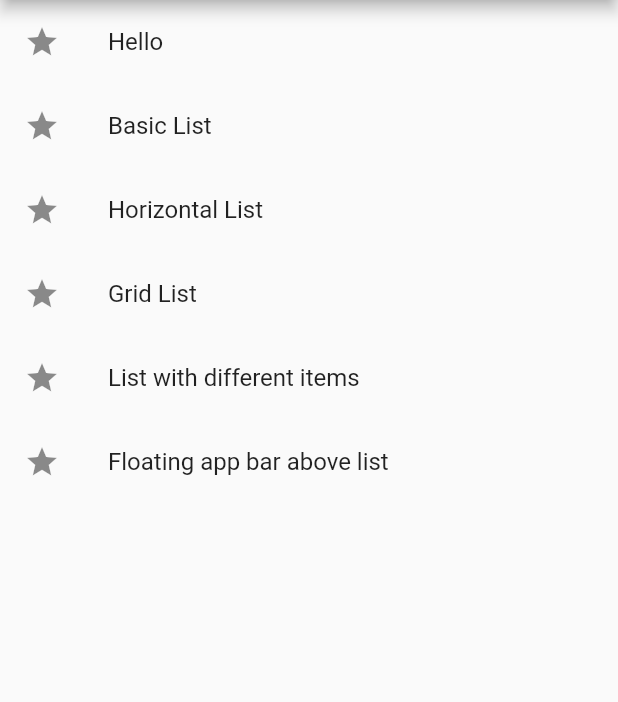
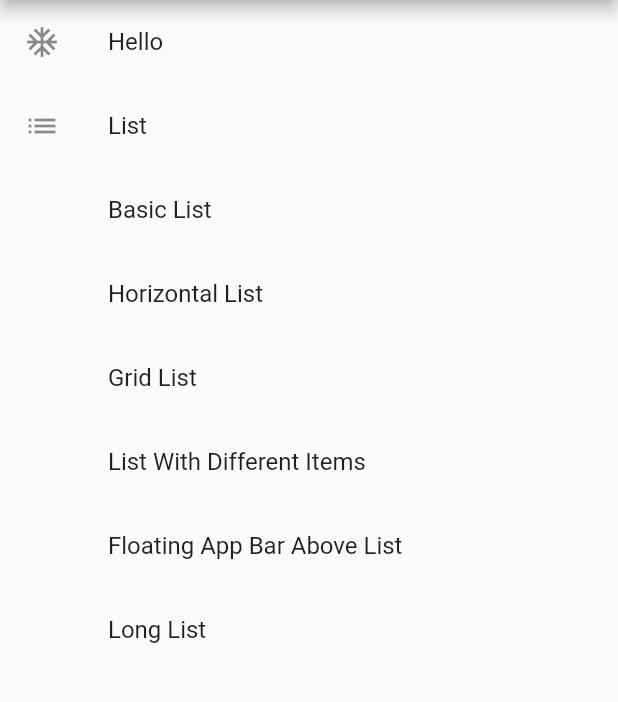
Before and after one commit to imranpollob/flutter-cookbook, a Flutter app: the screen it shows after launch, on a phone screen of 412 x 824 dp, the part 84-786 px from its top. Run offline on Flutter 3.47's test engine with Material 2 defaults, Android fonts, the phone set to English and light mode, and no system bars.

Commit message:
list complete

```diff
--- a/lib/FloatingBarAboveList.dart
+++ b/lib/FloatingBarAboveList.dart
@@ -7,7 +7,7 @@ class FloatingBarAboveList extends StatelessWidget {
       body: CustomScrollView(
         slivers: <Widget>[
           SliverAppBar(
-            title: Text('Floating App  Bar'),
+            title: Text('Floating App Bar Above List'),
             expandedHeight: 150,
             floating: true,
             flexibleSpace: Center(
--- a/lib/GridList.dart
+++ b/lib/GridList.dart
@@ -5,7 +5,7 @@ class GridList extends StatelessWidget {
   Widget build(BuildContext context) {
     return Scaffold(
         appBar: AppBar(
-          title: Text('Hello'),
+          title: Text('Grid List'),
         ),
         body: GridView.count(
           crossAxisCount: 2,
--- a/lib/ListWithDifferentItems.dart
+++ b/lib/ListWithDifferentItems.dart
@@ -12,7 +12,7 @@ class ListWithDifferentItems extends StatelessWidget {
   Widget build(BuildContext context) {
     return Scaffold(
       appBar: AppBar(
-        title: Text('Hello'),
+        title: Text('List With Different Items'),
       ),
       body: ListView.builder(
         itemCount: items.length,
--- a/lib/main.dart
+++ b/lib/main.dart
@@ -3,6 +3,7 @@ import 'package:cookbook/FloatingBarAboveList.dart';
 import 'package:cookbook/GridList.dart';
 import 'package:cookbook/HorizonytalList.dart';
 import 'package:cookbook/ListWithDifferentItems.dart';
+import 'package:cookbook/LongList.dart';
 import 'package:flutter/material.dart';
 import './Hello.dart';
 
@@ -24,7 +25,7 @@ class MyApp extends StatelessWidget {
       body: ListView(
         children: <Widget>[
           ListTile(
-            leading: Icon(Icons.star),
+            leading: Icon(Icons.ac_unit),
             title: Text('Hello'),
             onTap: () {
               Navigator.push(
@@ -34,7 +35,11 @@ class MyApp extends StatelessWidget {
             },
           ),
           ListTile(
-            leading: Icon(Icons.star),
+            leading: Icon(Icons.list),
+            title: Text('List'),
+          ),
+          ListTile(
+            leading: Text(''),
             title: Text('Basic List'),
             onTap: () {
               Navigator.push(
@@ -44,7 +49,7 @@ class MyApp extends StatelessWidget {
             },
           ),
           ListTile(
-            leading: Icon(Icons.star),
+            leading: Text(''),
             title: Text('Horizontal List'),
             onTap: () {
               Navigator.push(
@@ -54,7 +59,7 @@ class MyApp extends StatelessWidget {
             },
           ),
           ListTile(
-            leading: Icon(Icons.star),
+            leading: Text(''),
             title: Text('Grid List'),
             onTap: () {
               Navigator.push(
@@ -64,8 +69,8 @@ class MyApp extends StatelessWidget {
             },
           ),
           ListTile(
-            leading: Icon(Icons.star),
-            title: Text('List with different items'),
+            leading: Text(''),
+            title: Text('List With Different Items'),
             onTap: () {
               Navigator.push(
                 context,
@@ -75,12 +80,22 @@ class MyApp extends StatelessWidget {
             },
           ),
           ListTile(
-            leading: Icon(Icons.star),
-            title: Text('Floating app bar above list'),
+            leading: Text(''),
+            title: Text('Floating App Bar Above List'),
             onTap: () {
               Navigator.push(
                 context,
                 MaterialPageRoute(builder: (context) => FloatingBarAboveList()),
+              );
+            },
+          ),
+          ListTile(
+            leading: Text(''),
+            title: Text('Long List'),
+            onTap: () {
+              Navigator.push(
+                context,
+                MaterialPageRoute(builder: (context) => LongList()),
               );
             },
           ),
```
